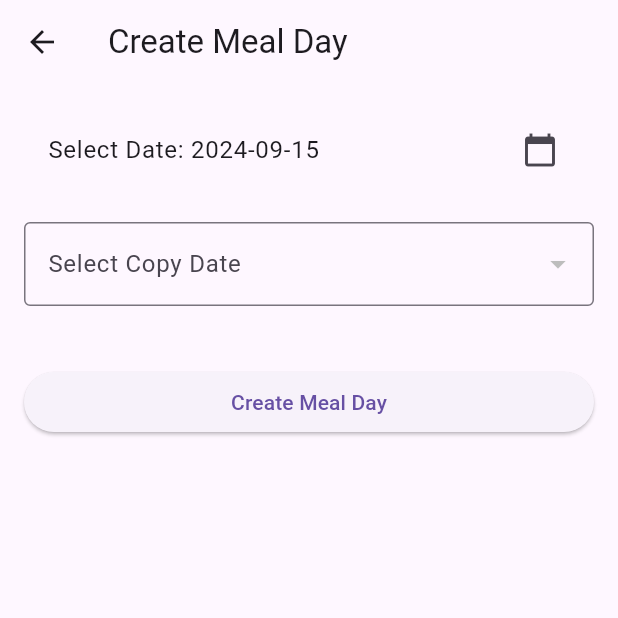
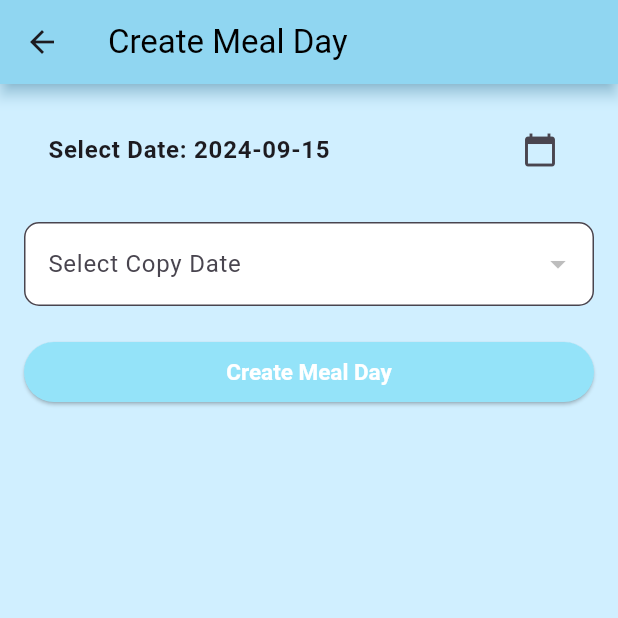
Before and after one commit to akashghosh20/meal-app, a Flutter app: the CreateMealDayScreen screen opened directly, on a phone screen of 412 x 824 dp, the top half of it. Run offline on Flutter 3.47's test engine with Material 3 defaults, Android fonts, the phone set to English and light mode, and no system bars; our stand-ins replace curved_labeled_navigation_bar, dropdown_search, getwidget, image_picker, pdf, permission_handler and 2 more; accounts and stored records are empty; network calls fail.

Commit message:
Manager UI complete

```diff
--- a/lib/CreateMealDay.dart
+++ b/lib/CreateMealDay.dart
@@ -148,9 +148,14 @@ Future<void> _fetchMealDays() async {
   Widget build(BuildContext context) {
     return Scaffold(
       appBar: AppBar(
-        title: Text('Create Meal Day'),
+        title: Text('Create Meal Day', style: TextStyle(color: Colors.black),),
+        backgroundColor:const Color.fromARGB(255, 148, 227, 249),
+        shadowColor: Colors.lightBlueAccent[100],
+        elevation: 4,
       ),
-      body: Padding(
+      body: Container(
+        color: const Color.fromARGB(255, 208, 239, 255),
+        child: Padding(
           padding: const EdgeInsets.all(16.0),
           child: Form(
             key: _formKey,
@@ -159,7 +164,7 @@ Future<void> _fetchMealDays() async {
               children: [
                 // Date Picker for the main date
                 ListTile(
-                title: Text('Select Date: ${DateFormat('yyyy-MM-dd').format(_selectedDate)}'),
+                  title: Text('Select Date: ${DateFormat('yyyy-MM-dd').format(_selectedDate)}', style: TextStyle(fontWeight: FontWeight.bold),),
                   trailing: Icon(Icons.calendar_today),
                   onTap: () => _selectDate(context),
                 ),
@@ -168,8 +173,23 @@ Future<void> _fetchMealDays() async {
                 // Dropdown for the copy date
                 DropdownButtonFormField<String>(
                   decoration: InputDecoration(
+                    filled: true,
+                    fillColor: Colors.white,
                     labelText: 'Select Copy Date',
-                  border: OutlineInputBorder(),
+                    border: OutlineInputBorder(
+                      borderRadius: BorderRadius.circular(10),
+                      borderSide: BorderSide(
+                      color: Colors.orange,
+                      width: 5
+                      )
+                    ),
+                    focusedBorder: OutlineInputBorder(
+                      borderRadius: BorderRadius.circular(10.0),
+                      borderSide: BorderSide(
+                      color: Colors.green, // Border color when focused
+                      width: 2.0,
+                      ),
+                    ),
                   ),
                   value: _selectedCopyDateId,
                   items: _mealDays.map((mealDay) {
@@ -185,14 +205,20 @@ Future<void> _fetchMealDays() async {
                   },
                   validator: (value) => value == null ? 'Please select a copy date' : null,
                 ),
-              SizedBox(height: 40),
+                SizedBox(height: 20),
 
                 // Submit Button
                 ElevatedButton(
                   onPressed: _submitForm,
-                child: Text('Create Meal Day'),
+                  child: Text('Create Meal Day', style: TextStyle(color: Colors.white, fontSize: 15), ),
+                  style: ElevatedButton.styleFrom(
+                  backgroundColor: const Color.fromARGB(255, 148, 227, 249), // Updated parameter
+                  padding: EdgeInsets.symmetric(horizontal: 16),
+                  textStyle: TextStyle(fontSize: 18, fontWeight: FontWeight.bold),
+                )
                 ),
               ],
+            ),
           ),
         ),
       ),
```
Also changed, not shown: lib/Account.dart (+23 -3 lines), lib/InsertMeal.dart (+14 -3 lines). Lines whose indentation alone changed are shown as unchanged.
